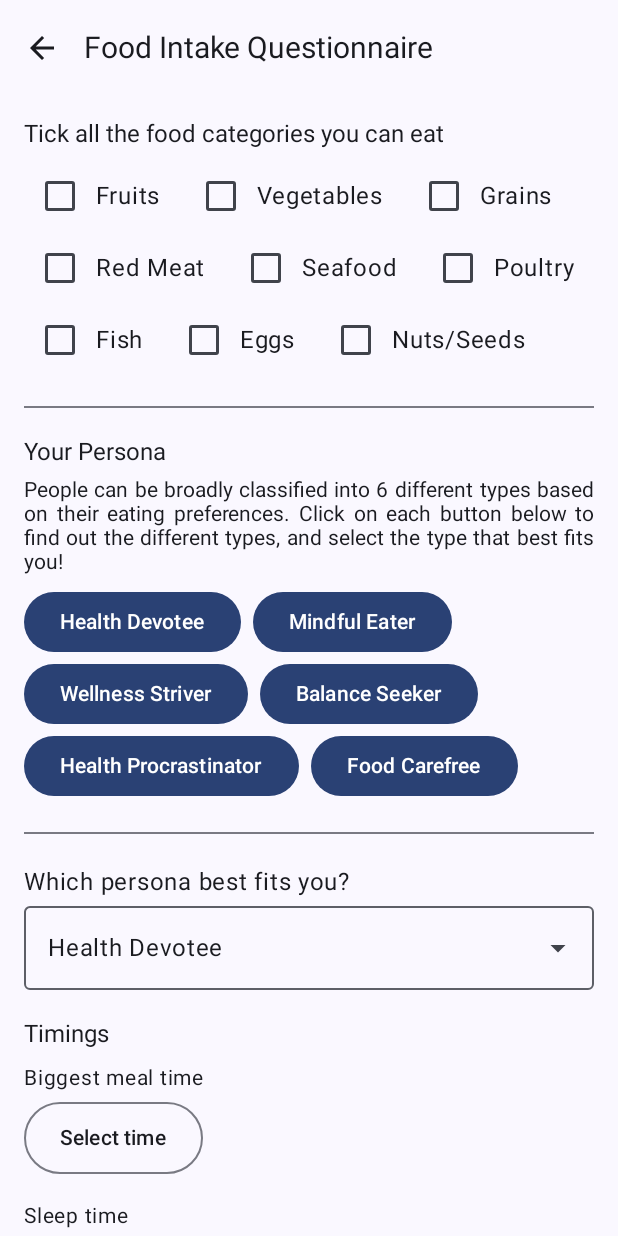
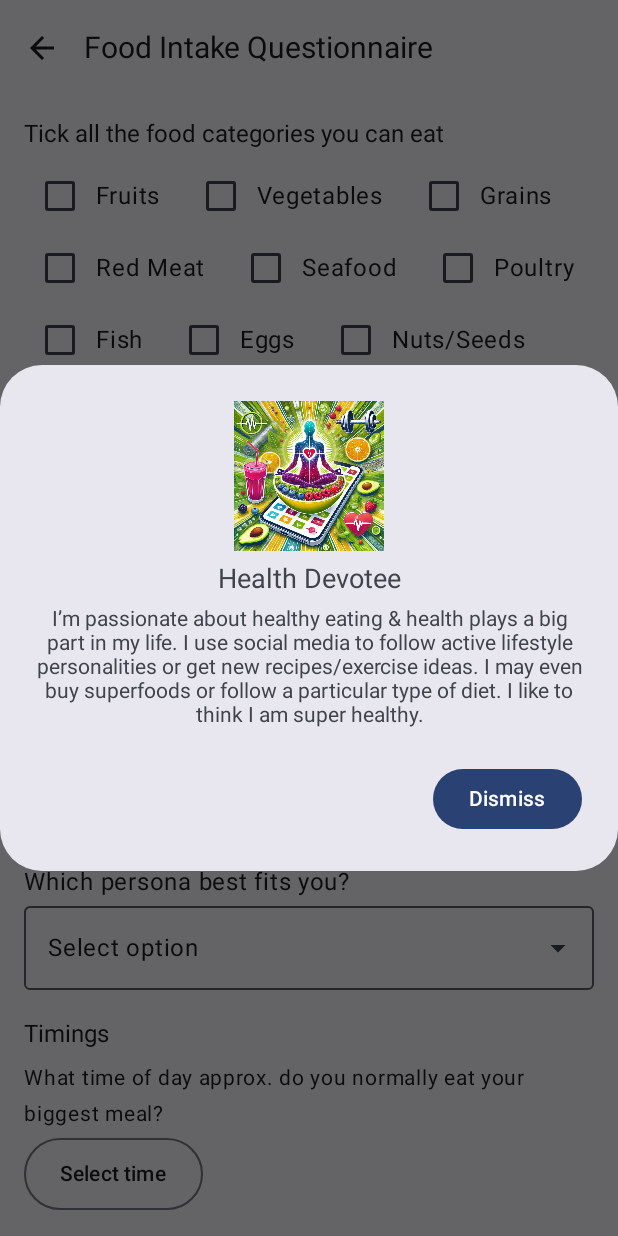
Before and after one commit to Kyblue11/NutriTrack, an Android app built with Jetpack Compose: the composable DashboardScreen called with empty values, after a tap on "Health Devotee", on a phone screen of 412 x 824 dp. Run offline under Robolectric (Android 15) with nearby library versions, the phone set to English and light mode, and no system bars; our stand-ins replace Room's generated code; pictures from the network do not load.

Commit message:
personadialog and back arrow bugfix

```diff
--- a/app/src/main/java/com/aaronlamkongyew33521808/myapplication/ui/dashboard/DashboardScreen.kt
+++ b/app/src/main/java/com/aaronlamkongyew33521808/myapplication/ui/dashboard/DashboardScreen.kt
@@ -1,6 +1,7 @@
 package com.aaronlamkongyew33521808.myapplication.ui.dashboard
 
 import android.app.TimePickerDialog
+import androidx.activity.compose.BackHandler
 import androidx.compose.foundation.Image
 import androidx.compose.foundation.layout.*
 import androidx.compose.foundation.rememberScrollState
@@ -33,7 +34,13 @@ fun DashboardScreen(
     vm: QuestionnaireViewModel = viewModel()
 ) {
     // load once
-    LaunchedEffect(userId) { vm.load(userId) }
+    LaunchedEffect(Unit) { vm.load(userId) }
+    // intercept Android back (gesture or system button)
+    BackHandler {
+        navController.navigate(Routes.Login) {
+            popUpTo(Routes.Login) { inclusive = false }
+        }
+    }
 
     // observe state
     val fruits      by vm.fruits.collectAsState(initial = false)
@@ -47,6 +54,7 @@ fun DashboardScreen(
     val nutsSeeds   by vm.nutsSeeds.collectAsState(initial = false)
 
     var showPersonaDialog by remember { mutableStateOf(false) }
+    var currentPersona by remember { mutableStateOf("Health Devotee") }
     val persona         by vm.persona.collectAsState(initial = "")
 
     val biggestMealTime by vm.biggestMealTime.collectAsState(initial = "")
@@ -58,8 +66,12 @@ fun DashboardScreen(
             TopAppBar(
                 title = { Text("Food Intake Questionnaire", fontSize = 20.sp) },
                 navigationIcon = {
-                    IconButton(onClick =  { navController.popBackStack() } )
-                    {
+                    IconButton(onClick = {
+                        // also intercept the arrow
+                        navController.navigate(Routes.Login) {
+                            popUpTo(Routes.Login) { inclusive = false }
+                        }
+                    }) {
                         Icon(imageVector = Icons.AutoMirrored.Filled.ArrowBack,
                             contentDescription = "Back")
                     }
@@ -114,7 +126,13 @@ fun DashboardScreen(
                 modifier = Modifier.padding(vertical = 8.dp)
             )
 
-            FlowRowPersonaButtons(personaList = personaList,    onPersonaClick =  { vm.setPersona(it) } )
+            FlowRowPersonaButtons(
+                personaList = personaList,
+                onPersonaClick = { persona ->
+                    currentPersona = persona
+                    showPersonaDialog = true
+                }
+            )
 
             Spacer(modifier = Modifier.height(20.dp))
             Divider(modifier = Modifier.fillMaxWidth(), thickness = 1.dp)
@@ -132,9 +150,12 @@ fun DashboardScreen(
                 style = TextStyle(fontSize = 16.sp),
                 modifier = Modifier.padding(bottom = 8.dp)
             )
-            TimingRow("Biggest meal time", biggestMealTime, vm::setBiggestMealTime)
-            TimingRow("Sleep time", sleepTime, vm::setSleepTime)
-            TimingRow("Wake time", wakeTime, vm::setWakeTime)
+            TimingRow( label = "What time of day approx. do you normally eat your biggest meal?"
+                , biggestMealTime, vm::setBiggestMealTime)
+            TimingRow( label = "What time of day approx. do you go to sleep at night?"
+                , sleepTime, vm::setSleepTime)
+            TimingRow( label = "What time of day approx. do you wake up in the morning?",
+                wakeTime, vm::setWakeTime)
 
             Spacer(Modifier.height(24.dp))
             Button(
@@ -153,8 +174,8 @@ fun DashboardScreen(
     }
 
     if (showPersonaDialog) {
-        val personaImage = getPersonaImage(persona)
-        val personaDesc = getPersonaDescription(persona)
+        val personaImage = getPersonaImage(currentPersona)
+        val personaDesc = getPersonaDescription(currentPersona)
 
         // persona modal boxes
         AlertDialog(
@@ -163,12 +184,12 @@ fun DashboardScreen(
                 Column(horizontalAlignment = Alignment.CenterHorizontally) {
                     Image(
                         painter = painterResource(personaImage),
-                        contentDescription = persona,
+                        contentDescription = currentPersona,
                         modifier = Modifier.size(100.dp)
                     )
                     Spacer(modifier = Modifier.height(8.dp))
                     Text(
-                        text = persona,
+                        text = currentPersona,
                         style = TextStyle(fontSize = 18.sp),
                         textAlign = TextAlign.Center
                     )
@@ -276,7 +297,6 @@ fun FoodCategoriesRow3(
     }
 }
 
-@OptIn(ExperimentalLayoutApi::class)
 @Composable
 fun FlowRowPersonaButtons(
     personaList: List<String>,
```
